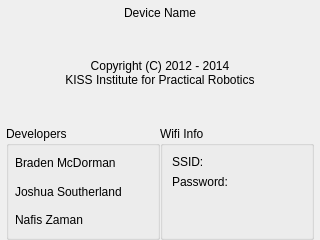
Old version of the form ui/AboutWidget.ui in the repository kipr/botui.
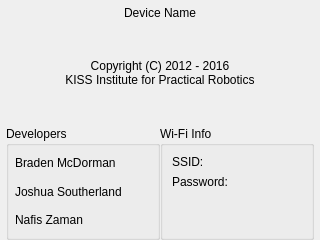
New version of the form.

Commit message: Fixed some text in AboutWidget

Diff of the .ui file:
```diff
--- a/ui/AboutWidget.ui
+++ b/ui/AboutWidget.ui
@@ -58,7 +58,7 @@
    <item>
     <widget class="QLabel" name="label_5">
      <property name="text">
-      <string>Copyright (C) 2012 - 2014</string>
+      <string>Copyright (C) 2012 - 2016</string>
      </property>
      <property name="alignment">
       <set>Qt::AlignCenter</set>
@@ -126,7 +126,7 @@
      <item>
       <widget class="QGroupBox" name="wifiBox">
        <property name="title">
-        <string>Wifi Info</string>
+        <string>Wi-Fi Info</string>
        </property>
        <layout class="QVBoxLayout" name="verticalLayout_3">
         <item>
```
